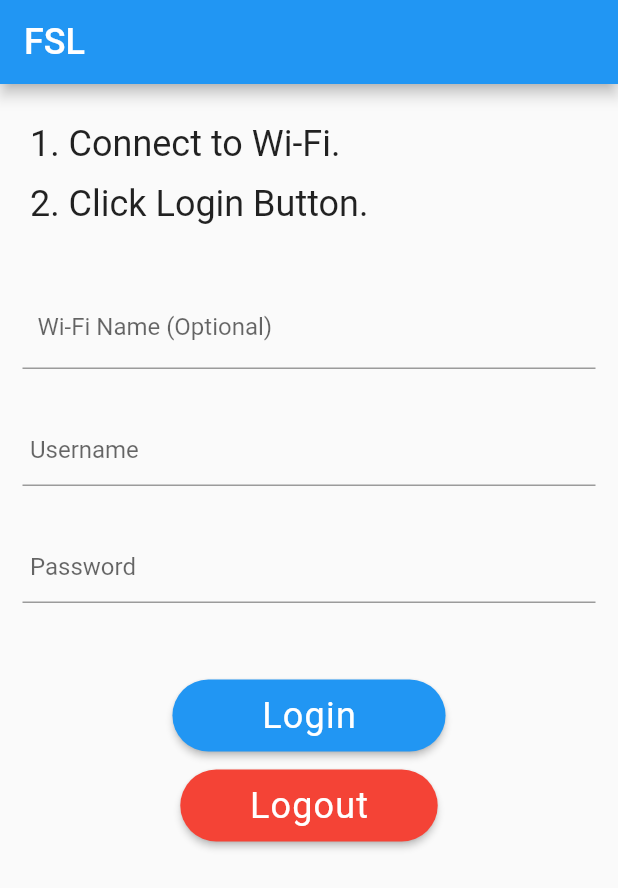
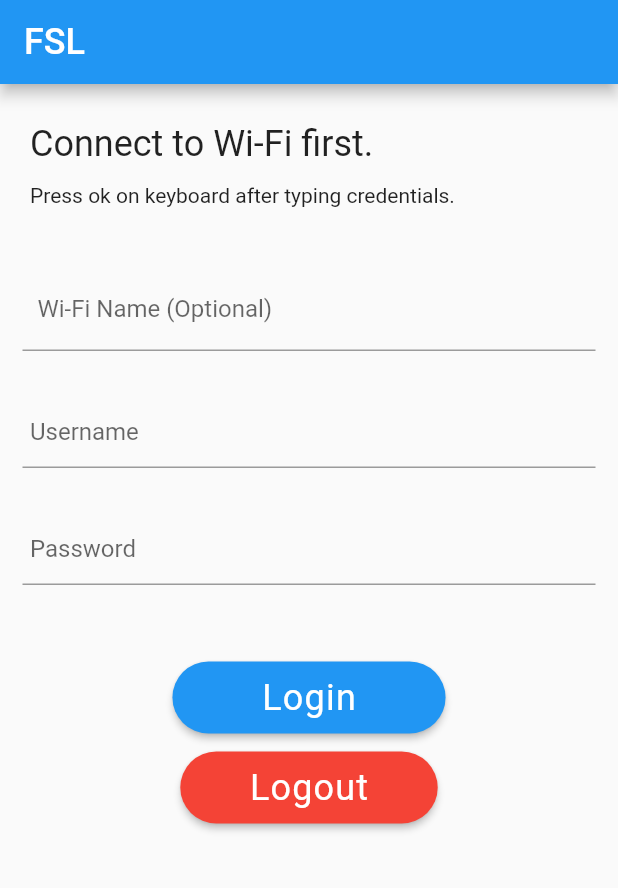
Before and after one commit to zznixt07/gateway-router-login-app, a Flutter app: the screen it shows after launch, on a phone screen of 412 x 824 dp. Shown: the top 888 px of the screen. Run offline on Flutter 3.47's test engine with Material 2 defaults, Android fonts, the light colour scheme and no system bars; our stand-ins replace shared_preferences.

Commit message:
change tips

```diff
--- a/lib/main.dart
+++ b/lib/main.dart
@@ -68,8 +68,6 @@ class MyText extends Text {
 
 class _MyHomePageState extends State<MyHomePage> {
   static const String _defaultSSID = 'STW_CU';
-  //static const String _defaultUsername = 'softwarica';
-  //static const String _defaultPassword = 'cov3ntry123';
   // these are used as key for k-v db store.
   static const usernameFieldLabel = 'Username';
   static const passwordFieldLabel = 'Password';
@@ -146,10 +144,11 @@ class _MyHomePageState extends State<MyHomePage> {
           children: [
             Container(
                 margin: const EdgeInsets.symmetric(vertical: 6.0),
-                child: const MyText('1. Connect to Wi-Fi.')),
+                child: const MyText('Connect to Wi-Fi first.')),
             Container(
                 margin: const EdgeInsets.symmetric(vertical: 6.0),
-                child: const MyText('2. Click Login Button.')),
+                child: const Text('Press ok on keyboard after typing credentials.')),
+
           ]));
 
   Widget _buildConnect() {
```
